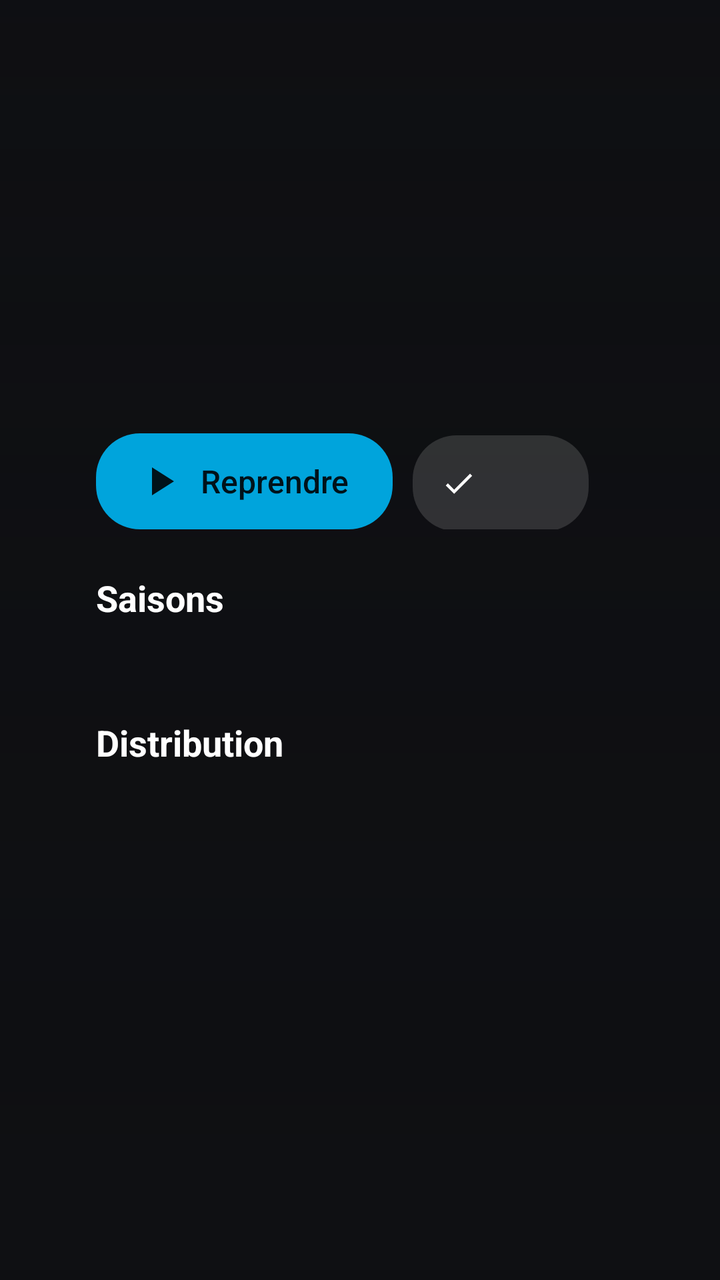
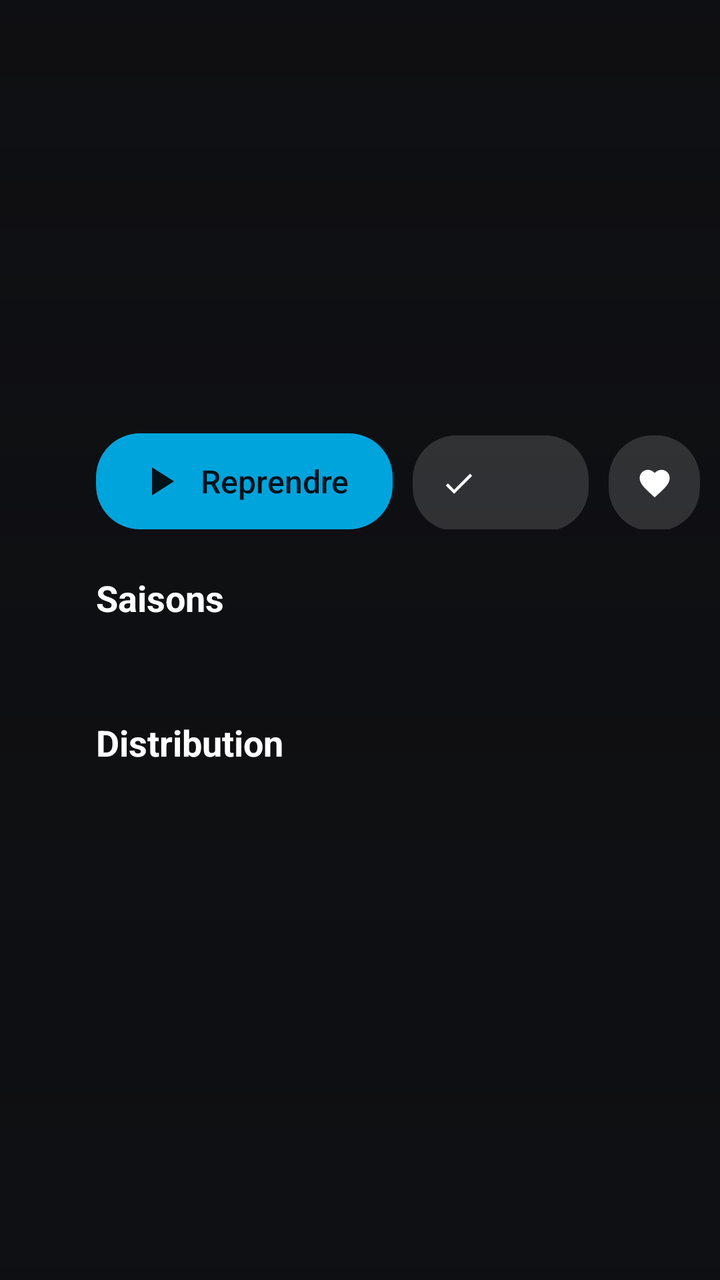

Screens rendered from an Android XML layout before and after an edit, with the pre-edit source and the edit as a unified diff.
<!-- AndroidManifest.xml: application theme AppTheme -->
<!-- res/layout/activity_series.xml -->
<?xml version="1.0" encoding="utf-8"?>
<FrameLayout xmlns:android="http://schemas.android.com/apk/res/android"
    android:layout_width="match_parent"
    android:layout_height="match_parent">

    <include layout="@layout/backdrop" />

    <ScrollView android:layout_width="match_parent" android:layout_height="match_parent" android:fillViewport="true">
        <LinearLayout android:layout_width="match_parent" android:layout_height="wrap_content"
            android:orientation="vertical" android:paddingStart="48dp" android:paddingTop="32dp" android:paddingBottom="40dp">

            <ImageView android:id="@+id/logo" android:layout_width="wrap_content" android:layout_height="110dp"
                android:adjustViewBounds="true" android:maxWidth="460dp" android:scaleType="fitStart"
                android:importantForAccessibility="no" />
            <TextView android:id="@+id/title" style="@style/Title" android:layout_width="wrap_content"
                android:layout_height="wrap_content" android:textSize="34sp" android:visibility="gone" />
            <TextView android:id="@+id/meta" android:layout_width="wrap_content" android:layout_height="wrap_content"
                android:layout_marginTop="10dp" android:textColor="@color/text2" android:textSize="15sp" />
            <TextView android:id="@+id/overview" android:layout_width="900dp" android:layout_height="wrap_content"
                android:layout_marginTop="8dp" android:maxLines="4" android:ellipsize="end"
                android:textColor="#FFDDDDDD" android:textSize="15sp" />

            <LinearLayout android:layout_width="wrap_content" android:layout_height="wrap_content"
                android:layout_marginTop="16dp" android:orientation="horizontal">
                <Button android:id="@+id/resume" style="@style/Btn.Primary" android:drawableStart="@drawable/ic_play" android:text="Reprendre" />
                <Button android:id="@+id/played" style="@style/Chip" android:drawableStart="@drawable/ic_check" />
            </LinearLayout>

            <TextView style="@style/Section" android:text="Saisons" />
            <androidx.recyclerview.widget.RecyclerView android:id="@+id/seasons" android:layout_width="match_parent"
                android:layout_height="wrap_content" android:clipToPadding="false" android:paddingStart="4dp" android:paddingTop="10dp" android:paddingBottom="10dp" android:paddingEnd="48dp" />

            <TextView android:id="@+id/cast_title" style="@style/Section" android:text="Distribution" />
            <androidx.recyclerview.widget.RecyclerView android:id="@+id/cast" android:layout_width="match_parent"
                android:layout_height="wrap_content" android:clipToPadding="false" android:paddingStart="4dp" android:paddingTop="10dp" android:paddingBottom="10dp" android:paddingEnd="48dp" />
        </LinearLayout>
    </ScrollView>
</FrameLayout>
<!-- res/layout/backdrop.xml (included above) -->
<?xml version="1.0" encoding="utf-8"?>
<merge xmlns:android="http://schemas.android.com/apk/res/android">
    <ImageView android:id="@+id/backdrop" android:layout_width="match_parent" android:layout_height="match_parent"
        android:scaleType="centerCrop" android:importantForAccessibility="no" />
    <View android:layout_width="match_parent" android:layout_height="match_parent" android:background="@drawable/scrim" />
</merge>
<!-- resources referenced by this layout -->
<resources>
  <color name="text2">#FFA8ABB3</color>
  <!-- drawable ic_check (drawable) -->
  <?xml version="1.0" encoding="utf-8"?>
  <vector xmlns:android="http://schemas.android.com/apk/res/android" android:width="18dp" android:height="18dp"
      android:viewportWidth="24" android:viewportHeight="24">
      <path android:fillColor="#FFFFFFFF" android:pathData="M9,16.17L4.83,12l-1.42,1.41L9,19 21,7l-1.41,-1.41z" />
  </vector>
  <!-- drawable ic_play (drawable) -->
  <?xml version="1.0" encoding="utf-8"?>
  <vector xmlns:android="http://schemas.android.com/apk/res/android" android:width="24dp" android:height="24dp"
      android:viewportWidth="24" android:viewportHeight="24">
      <path android:fillColor="#FFFFFFFF" android:pathData="M8,5v14l11,-7z" />
  </vector>
  <!-- drawable scrim (drawable) -->
  <?xml version="1.0" encoding="utf-8"?>
  <shape xmlns:android="http://schemas.android.com/apk/res/android">
      <gradient android:angle="270" android:startColor="#990E0F12" android:centerColor="#E00E0F12" android:endColor="#FF0E0F12" />
  </shape>
  <style name="Btn.Primary">
          <item name="android:background">@drawable/btn_primary_bg</item>
          <item name="android:textColor">@color/btn_primary_text</item>
          <item name="android:drawableTint">@color/btn_primary_text</item>
          <item name="android:drawablePadding">8dp</item>
          <item name="android:textSize">16sp</item>
          <item name="android:paddingStart">20dp</item>
          <item name="android:paddingEnd">22dp</item>
          <item name="android:paddingTop">10dp</item>
          <item name="android:paddingBottom">10dp</item>
      </style>
  <style name="Chip" parent="Btn">
          <item name="android:textSize">13sp</item>
          <item name="android:drawableTint">@color/btn_text</item>
          <item name="android:drawablePadding">6dp</item>
          <item name="android:paddingStart">14dp</item>
          <item name="android:paddingEnd">16dp</item>
          <item name="android:paddingTop">7dp</item>
          <item name="android:paddingBottom">7dp</item>
          <item name="android:ellipsize">end</item>
          <item name="android:maxWidth">340dp</item>
      </style>
  <style name="Section">
          <item name="android:layout_width">wrap_content</item>
          <item name="android:layout_height">wrap_content</item>
          <item name="android:layout_marginTop">22dp</item>
          <item name="android:layout_marginBottom">6dp</item>
          <item name="android:textColor">@android:color/white</item>
          <item name="android:textSize">18sp</item>
          <item name="android:textStyle">bold</item>
      </style>
  <style name="Title">
          <item name="android:textColor">@android:color/white</item>
          <item name="android:textSize">20sp</item>
          <item name="android:textStyle">bold</item>
      </style>
  <style name="AppTheme" parent="@android:style/Theme.DeviceDefault.NoActionBar">
          <item name="android:windowBackground">@color/bg</item>
          <item name="android:colorAccent">@color/accent</item>
          <item name="android:windowAnimationStyle">@null</item>
          <item name="android:windowContentTransitions">false</item>
      </style>
  <color name="bg">#FF0E0F12</color>
  <color name="accent">#FF00A4DC</color>
  <color name="chip">#24FFFFFF</color>
  <!-- unchanged entries left out for length: 3 -->
</resources>

<!-- the commit's change to res/layout/activity_series.xml (unified diff, before → after) -->
@@ -24,6 +24,7 @@
                 android:layout_marginTop="16dp" android:orientation="horizontal">
                 <Button android:id="@+id/resume" style="@style/Btn.Primary" android:drawableStart="@drawable/ic_play" android:text="Reprendre" />
                 <Button android:id="@+id/played" style="@style/Chip" android:drawableStart="@drawable/ic_check" />
+                <Button android:id="@+id/favorite" style="@style/Chip" android:drawableStart="@drawable/ic_heart" />
             </LinearLayout>
 
             <TextView style="@style/Section" android:text="Saisons" />
<!-- resource entries referenced after the edit -->
@@ -6,6 +6,12 @@
   <vector xmlns:android="http://schemas.android.com/apk/res/android" android:width="18dp" android:height="18dp"
       android:viewportWidth="24" android:viewportHeight="24">
       <path android:fillColor="#FFFFFFFF" android:pathData="M9,16.17L4.83,12l-1.42,1.41L9,19 21,7l-1.41,-1.41z" />
+  </vector>
+  <!-- drawable ic_heart (drawable) -->
+  <?xml version="1.0" encoding="utf-8"?>
+  <vector xmlns:android="http://schemas.android.com/apk/res/android" android:width="18dp" android:height="18dp"
+      android:viewportWidth="24" android:viewportHeight="24">
+      <path android:fillColor="#FFFFFFFF" android:pathData="M12,21.35l-1.45,-1.32C5.4,15.36 2,12.28 2,8.5 2,5.42 4.42,3 7.5,3c1.74,0 3.41,0.81 4.5,2.09C13.09,3.81 14.76,3 16.5,3 19.58,3 22,5.42 22,8.5c0,3.78 -3.4,6.86 -8.55,11.54L12,21.35z" />
   </vector>
   <!-- drawable ic_play (drawable) -->
   <?xml version="1.0" encoding="utf-8"?>
